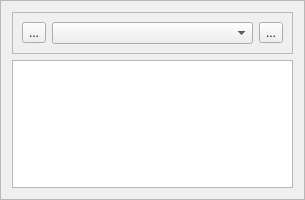
LibreCAD/LibreCAD, file librecad/src/ui/generic/colorwizard.ui: the form before one commit.
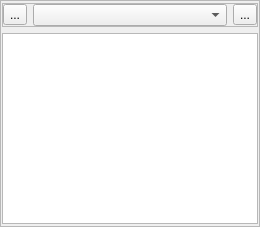
The form after the commit. Icons and pictures are not drawn. Custom widgets are drawn as their Qt base class.

Commit message: colorwizard adjustments

The edit to the form file:
```diff
--- a/librecad/src/ui/generic/colorwizard.ui
+++ b/librecad/src/ui/generic/colorwizard.ui
@@ -6,8 +6,8 @@
    <rect>
     <x>0</x>
     <y>0</y>
-    <width>305</width>
-    <height>200</height>
+    <width>260</width>
+    <height>227</height>
    </rect>
   </property>
   <property name="windowTitle">
@@ -20,6 +20,18 @@
    <enum>QFrame::Raised</enum>
   </property>
   <layout class="QVBoxLayout" name="verticalLayout">
+   <property name="leftMargin">
+    <number>1</number>
+   </property>
+   <property name="topMargin">
+    <number>2</number>
+   </property>
+   <property name="rightMargin">
+    <number>1</number>
+   </property>
+   <property name="bottomMargin">
+    <number>2</number>
+   </property>
    <item>
     <widget class="QFrame" name="frame_0">
      <property name="frameShape">
@@ -29,6 +41,18 @@
       <enum>QFrame::Raised</enum>
      </property>
      <layout class="QHBoxLayout" name="horizontalLayout_2">
+      <property name="leftMargin">
+       <number>0</number>
+      </property>
+      <property name="topMargin">
+       <number>0</number>
+      </property>
+      <property name="rightMargin">
+       <number>0</number>
+      </property>
+      <property name="bottomMargin">
+       <number>0</number>
+      </property>
       <item>
        <widget class="QToolButton" name="add_button">
         <property name="toolTip">
@@ -77,7 +101,11 @@
     </widget>
    </item>
    <item>
-    <widget class="QListWidget" name="fav_list"/>
+    <widget class="QListWidget" name="fav_list">
+     <property name="frameShadow">
+      <enum>QFrame::Plain</enum>
+     </property>
+    </widget>
    </item>
   </layout>
  </widget>
```
Left out of the diff: 2 changed lines with no effect on the pictures.
